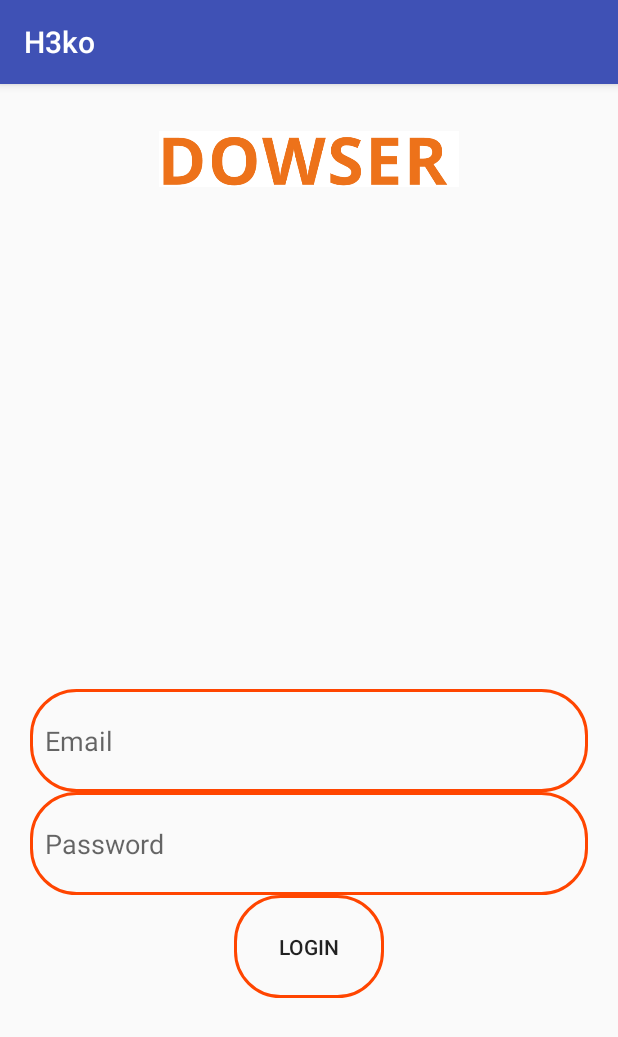
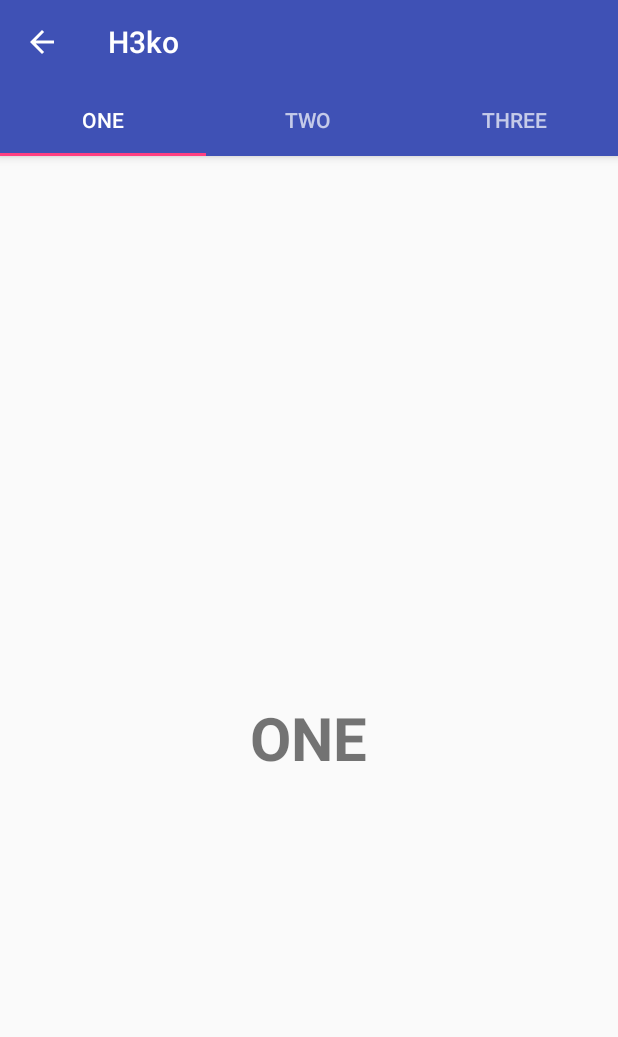
Before and after one commit to sohaiboh/h3ko, an Android app: the screen it shows after launch (MainActivity before the commit, TabActivity after it), after a tap on "LOGIN", on a phone screen of 412 x 824 dp. Shown: the top 1037 px of the screen. Run offline under Robolectric (Android 15) with nearby library versions, the light colour scheme and no system bars.

Commit message:
Tab Activity included

```diff
--- a/app/build.gradle
+++ b/app/build.gradle
@@ -20,9 +20,10 @@ android {
 
 dependencies {
     implementation fileTree(dir: 'libs', include: ['*.jar'])
-    implementation 'com.android.support:appcompat-v7:26.0.0'
+    implementation 'com.android.support:appcompat-v7:27.1.1'
     implementation 'com.android.support.constraint:constraint-layout:1.1.2'
     testImplementation 'junit:junit:4.12'
     androidTestImplementation 'com.android.support.test:runner:1.0.2'
     androidTestImplementation 'com.android.support.test.espresso:espresso-core:3.0.2'
+    implementation 'com.android.support:design:27.1.1'
 }
--- a/app/src/main/AndroidManifest.xml
+++ b/app/src/main/AndroidManifest.xml
@@ -8,7 +8,7 @@
         android:label="@string/app_name"
         android:roundIcon="@mipmap/ic_launcher_round"
         android:supportsRtl="true"
-        android:theme="@style/AppTheme">
+        android:theme="@style/MyMaterialTheme">
         <activity android:name=".MainActivity">
             <intent-filter>
                 <action android:name="android.intent.action.MAIN" />
@@ -16,6 +16,7 @@
                 <category android:name="android.intent.category.LAUNCHER" />
             </intent-filter>
         </activity>
+        <activity android:name=".TabActivity"></activity>
     </application>
 
 </manifest>
--- a/app/src/main/java/com/example/suhayb/h3ko/MainActivity.java
+++ b/app/src/main/java/com/example/suhayb/h3ko/MainActivity.java
@@ -1,5 +1,6 @@
 package com.example.suhayb.h3ko;
 
+import android.content.Intent;
 import android.support.v7.app.AppCompatActivity;
 import android.os.Bundle;
 import android.view.View;
@@ -23,7 +24,8 @@ public class MainActivity extends AppCompatActivity {
         login.setOnClickListener(new View.OnClickListener() {
             @Override
             public void onClick(View view) {
-                Toast.makeText(MainActivity.this, email.getText(), Toast.LENGTH_SHORT).show();
+                Intent tabActivity = new Intent(MainActivity.this,TabActivity.class);
+                startActivity(tabActivity);
             }
         });
     }
--- /dev/null
+++ b/app/src/main/java/com/example/suhayb/h3ko/TabActivity.java
@@ -0,0 +1,78 @@
+package com.example.suhayb.h3ko;
+
+import android.support.design.widget.TabLayout;
+import android.support.v4.app.Fragment;
+import android.support.v4.app.FragmentManager;
+import android.support.v4.app.FragmentPagerAdapter;
+import android.support.v4.view.ViewPager;
+import android.support.v7.app.AppCompatActivity;
+import android.os.Bundle;
+import android.support.v7.widget.Toolbar;
+
+import com.example.suhayb.h3ko.fragments.OneFragment;
+import com.example.suhayb.h3ko.fragments.ThreeFragment;
+import com.example.suhayb.h3ko.fragments.TwoFragment;
+
+import java.util.ArrayList;
+import java.util.List;
+
+public class TabActivity extends AppCompatActivity {
+
+    private Toolbar toolbar;
+    private TabLayout tabLayout;
+    private ViewPager viewPager;
+
+    @Override
+    protected void onCreate(Bundle savedInstanceState) {
+        super.onCreate(savedInstanceState);
+        setContentView(R.layout.activity_tab);
+
+        toolbar = (Toolbar) findViewById(R.id.toolbar);
+        setSupportActionBar(toolbar);
+
+        getSupportActionBar().setDisplayHomeAsUpEnabled(true);
+
+        viewPager = (ViewPager) findViewById(R.id.viewpager);
+        setupViewPager(viewPager);
+
+        tabLayout = (TabLayout) findViewById(R.id.tabs);
+        tabLayout.setupWithViewPager(viewPager);
+    }
+
+    private void setupViewPager(ViewPager viewPager) {
+        ViewPagerAdapter adapter = new ViewPagerAdapter(getSupportFragmentManager());
+        adapter.addFragment(new OneFragment(), "ONE");
+        adapter.addFragment(new TwoFragment(), "TWO");
+        adapter.addFragment(new ThreeFragment(), "THREE");
+        viewPager.setAdapter(adapter);
+    }
+
+    class ViewPagerAdapter extends FragmentPagerAdapter {
+        private final List<Fragment> mFragmentList = new ArrayList<>();
+        private final List<String> mFragmentTitleList = new ArrayList<>();
+
+        public ViewPagerAdapter(FragmentManager manager) {
+            super(manager);
+        }
+
+        @Override
+        public Fragment getItem(int position) {
+            return mFragmentList.get(position);
+        }
+
+        @Override
+        public int getCount() {
+            return mFragmentList.size();
+        }
+
+        public void addFragment(Fragment fragment, String title) {
+            mFragmentList.add(fragment);
+            mFragmentTitleList.add(title);
+        }
+
+        @Override
+        public CharSequence getPageTitle(int position) {
+            return mFragmentTitleList.get(position);
+        }
+    }
+}
--- /dev/null
+++ b/app/src/main/java/com/example/suhayb/h3ko/fragments/OneFragment.java
@@ -0,0 +1,30 @@
+package com.example.suhayb.h3ko.fragments;
+
+import android.os.Bundle;
+import android.support.v4.app.Fragment;
+import android.view.LayoutInflater;
+import android.view.View;
+import android.view.ViewGroup;
+
+import com.example.suhayb.h3ko.R;
+
+
+public class OneFragment extends Fragment {
+
+    public OneFragment() {
+        // Required empty public constructor
+    }
+
+    @Override
+    public void onCreate(Bundle savedInstanceState) {
+        super.onCreate(savedInstanceState);
+    }
+
+    @Override
+    public View onCreateView(LayoutInflater inflater, ViewGroup container,
+                             Bundle savedInstanceState) {
+        // Inflate the layout for this fragment
+        return inflater.inflate(R.layout.fragment_one, container, false);
+    }
+
+}
--- /dev/null
+++ b/app/src/main/java/com/example/suhayb/h3ko/fragments/ThreeFragment.java
@@ -0,0 +1,29 @@
+package com.example.suhayb.h3ko.fragments;
+
+import android.os.Bundle;
+import android.support.v4.app.Fragment;
+import android.view.LayoutInflater;
+import android.view.View;
+import android.view.ViewGroup;
+import com.example.suhayb.h3ko.R;
+
+
+public class ThreeFragment extends Fragment {
+
+    public ThreeFragment() {
+        // Required empty public constructor
+    }
+
+    @Override
+    public void onCreate(Bundle savedInstanceState) {
+        super.onCreate(savedInstanceState);
+    }
+
+    @Override
+    public View onCreateView(LayoutInflater inflater, ViewGroup container,
+                             Bundle savedInstanceState) {
+        // Inflate the layout for this fragment
+        return inflater.inflate(R.layout.fragment_three, container, false);
+    }
+
+}
--- /dev/null
+++ b/app/src/main/java/com/example/suhayb/h3ko/fragments/TwoFragment.java
@@ -0,0 +1,30 @@
+package com.example.suhayb.h3ko.fragments;
+
+import android.os.Bundle;
+import android.support.v4.app.Fragment;
+import android.view.LayoutInflater;
+import android.view.View;
+import android.view.ViewGroup;
+
+import com.example.suhayb.h3ko.R;
+
+
+public class TwoFragment extends Fragment {
+
+    public TwoFragment() {
+        // Required empty public constructor
+    }
+
+    @Override
+    public void onCreate(Bundle savedInstanceState) {
+        super.onCreate(savedInstanceState);
+    }
+
+    @Override
+    public View onCreateView(LayoutInflater inflater, ViewGroup container,
+                             Bundle savedInstanceState) {
+        // Inflate the layout for this fragment
+        return inflater.inflate(R.layout.fragment_two, container, false);
+    }
+
+}
--- /dev/null
+++ b/app/src/main/res/layout/activity_tab.xml
@@ -0,0 +1,32 @@
+<android.support.design.widget.CoordinatorLayout xmlns:android="http://schemas.android.com/apk/res/android"
+    xmlns:app="http://schemas.android.com/apk/res-auto"
+    android:layout_width="match_parent"
+    android:layout_height="match_parent">
+
+    <android.support.design.widget.AppBarLayout
+        android:layout_width="match_parent"
+        android:layout_height="wrap_content"
+        android:theme="@style/ThemeOverlay.AppCompat.Dark.ActionBar">
+
+        <android.support.v7.widget.Toolbar
+            android:id="@+id/toolbar"
+            android:layout_width="match_parent"
+            android:layout_height="?attr/actionBarSize"
+            android:background="?attr/colorPrimary"
+            app:layout_scrollFlags="scroll|enterAlways"
+            app:popupTheme="@style/ThemeOverlay.AppCompat.Light" />
+
+        <android.support.design.widget.TabLayout
+            android:id="@+id/tabs"
+            android:layout_width="match_parent"
+            android:layout_height="wrap_content"
+            app:tabMode="fixed"
+            app:tabGravity="fill"/>
+    </android.support.design.widget.AppBarLayout>
+
+    <android.support.v4.view.ViewPager
+        android:id="@+id/viewpager"
+        android:layout_width="match_parent"
+        android:layout_height="match_parent"
+        app:layout_behavior="@string/appbar_scrolling_view_behavior"/>
+</android.support.design.widget.CoordinatorLayout>
--- /dev/null
+++ b/app/src/main/res/layout/fragment_one.xml
@@ -0,0 +1,15 @@
+<RelativeLayout xmlns:android="http://schemas.android.com/apk/res/android"
+    xmlns:tools="http://schemas.android.com/tools"
+    android:layout_width="match_parent"
+    android:layout_height="match_parent"
+    tools:context="info.androidhive.materialtabs.fragments.OneFragment">
+
+    <TextView
+        android:layout_width="wrap_content"
+        android:layout_height="wrap_content"
+        android:text="@string/one"
+        android:textSize="40dp"
+        android:textStyle="bold"
+        android:layout_centerInParent="true"/>
+
+</RelativeLayout>
--- a/app/src/main/res/values/styles.xml
+++ b/app/src/main/res/values/styles.xml
@@ -8,4 +8,16 @@
         <item name="colorAccent">@color/colorAccent</item>
     </style>
 
+    <style name="MyMaterialTheme" parent="MyMaterialTheme.Base">
+
+    </style>
+
+    <style name="MyMaterialTheme.Base" parent="Theme.AppCompat.Light.DarkActionBar">
+        <item name="windowNoTitle">true</item>
+        <item name="windowActionBar">false</item>
+        <item name="colorPrimary">@color/colorPrimary</item>
+        <item name="colorPrimaryDark">@color/colorPrimaryDark</item>
+        <item name="colorAccent">@color/colorAccent</item>
+    </style>
+
 </resources>
```
Also changed, not shown: app/src/main/res/layout/fragment_list.xml (added, +12 -0 lines), app/src/main/res/layout/fragment_three.xml (added, +15 -0 lines), app/src/main/res/layout/fragment_two.xml (added, +15 -0 lines), app/src/main/res/values/strings.xml (+12 -0 lines).
